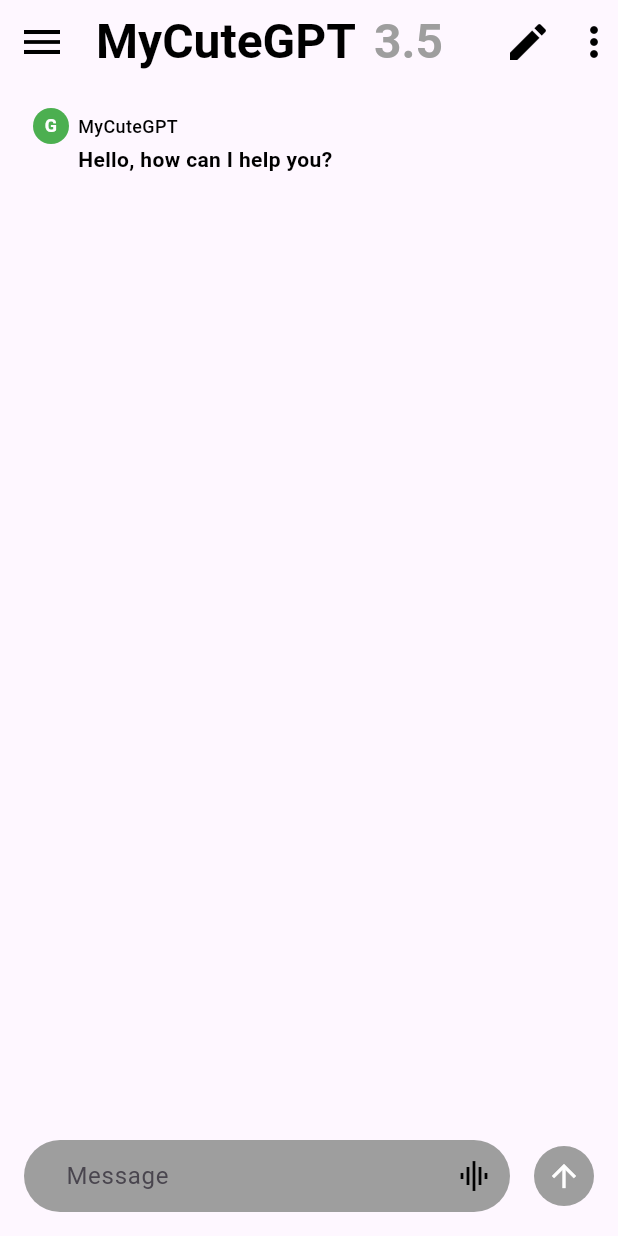
After one commit to Jpumpkin1223/flutter_boot_challenge, a Flutter app: the screen it shows after launch, on a phone screen of 412 x 824 dp. The commit adds this screen. Run offline on Flutter 3.47's test engine with Material 3 defaults, Android fonts, the phone set to English and light mode, and no system bars.

Commit message:
Add Day1AdvancedApp and remove Day1BasicApp from main.dart
- Added a new file day_1_advanced_app.dart which contains the implementation of the advanced version of the app.
- Removed the import statement for day_1_basic_app.dart.
- Changed the home widget in MyApp to use Day1AdvancedApp instead of Day1BasicApp.

```diff
--- /dev/null
+++ b/lib/day_1/day_1_advanced_app.dart
@@ -0,0 +1,212 @@
+// ignore_for_file: public_member_api_docs, sort_constructors_first
+import 'package:flutter/material.dart';
+
+class Day1AdvancedApp extends StatefulWidget {
+  const Day1AdvancedApp({super.key});
+
+  @override
+  State<Day1AdvancedApp> createState() => _Day1AdvancedAppState();
+}
+
+class _Day1AdvancedAppState extends State<Day1AdvancedApp> {
+  List<ChatItemBox> chatList = [
+    const ChatItemBox(isBot: true, chatText: 'Hello, how can I help you?'),
+  ];
+
+  final TextEditingController _textController = TextEditingController();
+
+  @override
+  void dispose() {
+    _textController.dispose();
+    super.dispose();
+  }
+
+  void addChat() {
+    if (_textController.text.isNotEmpty) {
+      setState(() {
+        chatList.add(ChatItemBox(isBot: false, chatText: _textController.text));
+        _textController.clear();
+        chatList.add(const ChatItemBox(isBot: true, chatText: 'Actually, I don\'t have any feature, but one day I\'ll grow up and become ChatGPT!'));
+      });
+    }
+  }
+
+  @override
+  Widget build(BuildContext context) {
+    return Scaffold(
+      appBar: appBar(),
+      body: SafeArea(
+        child: Padding(
+          padding: const EdgeInsets.symmetric(horizontal: 16),
+          child: Column(
+            children: [
+              Expanded(
+                child: ListView.builder(
+                  itemCount: chatList.length,
+                  itemBuilder: (context, index) {
+                    return chatList[index];
+                  },
+                ),
+              ),
+              BottomTextField(textController: _textController, onSubmitted: addChat),
+            ],
+          ),
+        ),
+      ),
+    );
+  }
+
+  PreferredSizeWidget appBar() {
+    return AppBar(
+      leading: const Icon(Icons.menu, color: Colors.black, size: 32),
+      title: const Row(
+        children: [
+          Text('MyCuteGPT', style: TextStyle(color: Colors.black, fontWeight: FontWeight.w600, fontSize: 32)),
+          SizedBox(width: 12),
+          Text('3.5', style: TextStyle(color: Colors.grey, fontWeight: FontWeight.w600, fontSize: 32)),
+        ],
+      ),
+      titleSpacing: 8,
+      centerTitle: false,
+      actions: const [
+        Icon(Icons.edit, color: Colors.black, size: 32),
+        SizedBox(width: 12),
+        Icon(Icons.more_vert, color: Colors.black, size: 32),
+      ],
+    );
+  }
+}
+
+class ChatItemBox extends StatelessWidget {
+  const ChatItemBox({super.key, required this.isBot, required this.chatText});
+  final bool isBot;
+  final String chatText;
+
+  @override
+  Widget build(BuildContext context) {
+    String avatarText = isBot ? 'G' : 'FC';
+    Color avatarColor = isBot ? Colors.green : Colors.deepPurple;
+    String name = isBot ? 'MyCuteGPT' : 'FlutterBoot';
+
+    return Padding(
+      padding: const EdgeInsets.symmetric(vertical: 16.0),
+      child: Column(
+        mainAxisAlignment: MainAxisAlignment.start,
+        crossAxisAlignment: CrossAxisAlignment.start,
+        children: [
+          title(avatarText, avatarColor, name),
+          Padding(
+            padding: const EdgeInsets.only(left: 36),
+            child: Text(
+              chatText,
+              style: const TextStyle(color: Colors.black, fontWeight: FontWeight.w600, fontSize: 14),
+            ),
+          ),
+        ],
+      ),
+    );
+  }
+
+  Widget title(String avatarText, Color avatarColor, String name) {
+    return Row(
+      children: [
+        Padding(
+          padding: const EdgeInsets.symmetric(horizontal: 6),
+          child: CircleAvatar(
+            radius: 12,
+            backgroundColor: avatarColor,
+            child: Text(avatarText, style: const TextStyle(color: Colors.white, fontWeight: FontWeight.w600, fontSize: 12)),
+          ),
+        ),
+        Text(name, style: const TextStyle(color: Colors.black, fontWeight: FontWeight.w500, fontSize: 12)),
+      ],
+    );
+  }
+}
+
+class BottomTextField extends StatefulWidget {
+  const BottomTextField({super.key, required this.textController, required this.onSubmitted});
+  final TextEditingController textController;
+  final void Function() onSubmitted;
+
+  @override
+  State<BottomTextField> createState() => _BottomTextFieldState();
+}
+
+class _BottomTextFieldState extends State<BottomTextField> {
+  bool isTextEmpty = true;
+  @override
+  void initState() {
+    widget.textController.addListener(() {
+      isTextEmpty = widget.textController.text.isEmpty;
+      setState(() {});
+    });
+    super.initState();
+  }
+
+  @override
+  Widget build(BuildContext context) {
+    return Container(
+      padding: const EdgeInsets.symmetric(vertical: 16),
+      child: Row(
+        crossAxisAlignment: CrossAxisAlignment.center,
+        children: [
+          Expanded(
+            child: TextField(
+              controller: widget.textController,
+              keyboardType: TextInputType.multiline,
+              minLines: 1,
+              maxLines: 6,
+              decoration: InputDecoration(
+                hintText: 'Message',
+                border: OutlineInputBorder(
+                  borderSide: BorderSide.none,
+                  borderRadius: BorderRadius.circular(24),
+                ),
+                enabledBorder: OutlineInputBorder(
+                  borderSide: BorderSide.none,
+                  borderRadius: BorderRadius.circular(24),
+                ),
+                filled: true,
+                fillColor: Colors.grey,
+                contentPadding: const EdgeInsets.symmetric(horizontal: 24, vertical: 12),
+                suffixIcon: isTextEmpty ? const Icon(Icons.graphic_eq, color: Colors.black) : null,
+              ),
+            ),
+          ),
+          const SizedBox(width: 16),
+          CustomIconButton(isActivated: !isTextEmpty, onPressed: widget.onSubmitted),
+        ],
+      ),
+    );
+  }
+}
+
+class CustomIconButton extends StatelessWidget {
+  const CustomIconButton({
+    Key? key,
+    required this.isActivated,
+    required this.onPressed,
+  }) : super(key: key);
+  final bool isActivated;
+  final void Function() onPressed;
+
+  @override
+  Widget build(BuildContext context) {
+    Color backgroundColor = isActivated ? Colors.black : Colors.grey;
+    Color iconColor = isActivated ? Colors.white : Colors.white;
+    return InkWell(
+      onTap: onPressed,
+      child: Container(
+        decoration: BoxDecoration(
+          color: backgroundColor,
+          borderRadius: BorderRadius.circular(24),
+        ),
+        child: Padding(
+          padding: const EdgeInsets.all(8.0),
+          child: Icon(Icons.arrow_upward, color: iconColor),
+        ),
+      ),
+    );
+  }
+}
--- a/lib/main.dart
+++ b/lib/main.dart
@@ -1,6 +1,5 @@
 import 'package:flutter/material.dart';
 import 'package:flutter_boot_challenge/day_1/day_1_advanced_app.dart';
-import 'package:flutter_boot_challenge/day_1/day_1_basic_app.dart';
 
 void main() {
   runApp(const MyApp());
@@ -17,7 +16,7 @@ class MyApp extends StatelessWidget {
         useMaterial3: true,
       ),
       debugShowCheckedModeBanner: false,
-      home: const Day1BasicApp(),
+      home: const Day1AdvancedApp(),
     );
   }
 }
```
